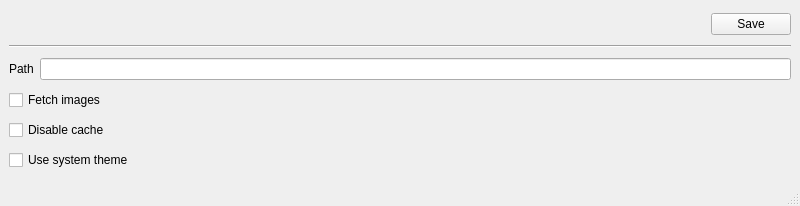
The window that source/SettingsUI.ui (VynDev/Anime-Hub) describes before a commit, drawn with Qt 5.
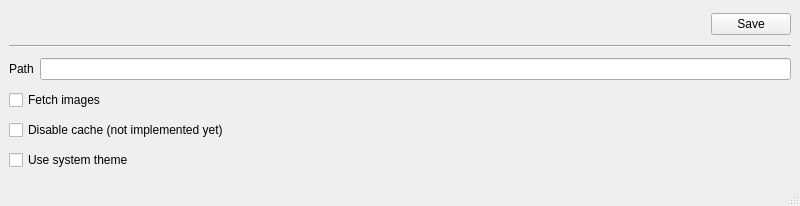
The same window after the commit.

Patch:
```diff
--- a/source/SettingsUI.ui
+++ b/source/SettingsUI.ui
@@ -70,7 +70,7 @@
     <item>
      <widget class="QCheckBox" name="noCacheCheckBox">
       <property name="text">
-       <string>Disable cache</string>
+       <string>Disable cache (not implemented yet)</string>
       </property>
      </widget>
     </item>
```
